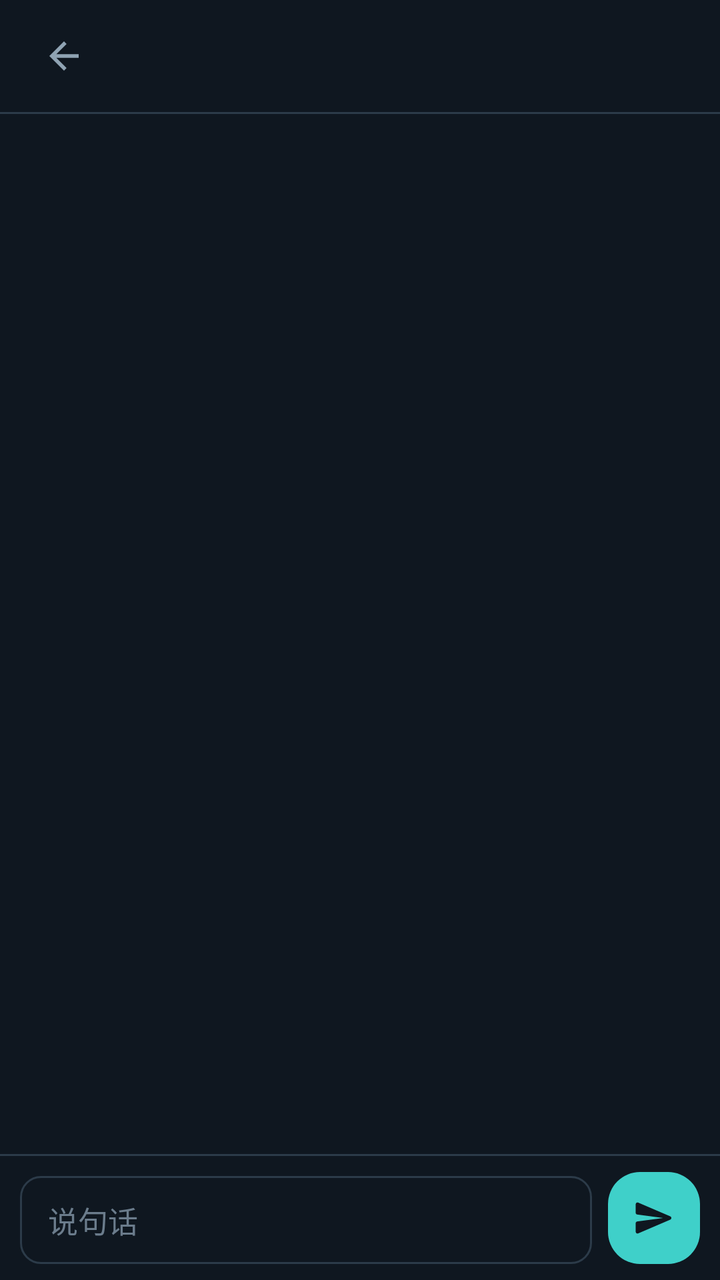
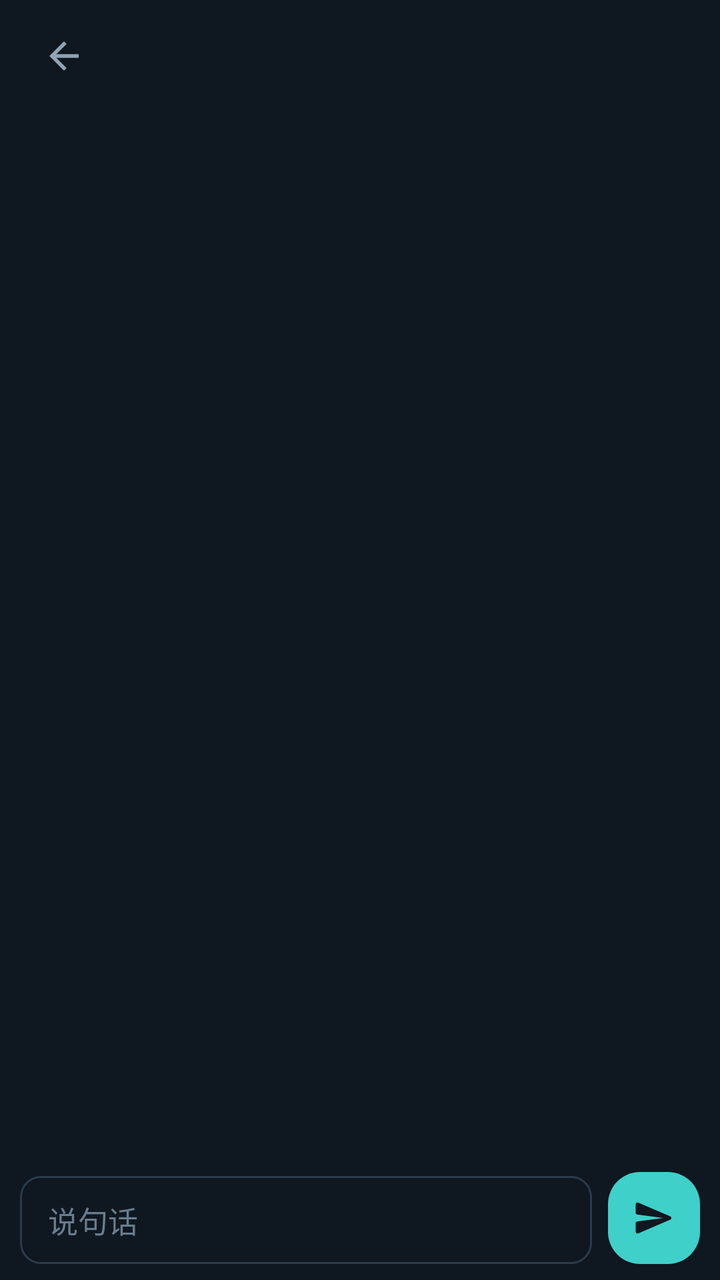

Before-and-after screenshots of an Android layout around one commit, followed by the original layout XML and the change that was made.
<!-- AndroidManifest.xml: activity theme AppTheme -->
<!-- res/layout/activity_session.xml -->
<?xml version="1.0" encoding="utf-8"?>
<FrameLayout xmlns:android="http://schemas.android.com/apk/res/android"
    android:layout_width="match_parent"
    android:layout_height="match_parent"
    android:background="@color/pet_bg"
    android:fitsSystemWindows="true">

    <LinearLayout
        android:layout_width="match_parent"
        android:layout_height="match_parent"
        android:orientation="vertical">

        <LinearLayout
            android:layout_width="match_parent"
            android:layout_height="56dp"
            android:gravity="center_vertical"
            android:orientation="horizontal"
            android:paddingStart="12dp"
            android:paddingEnd="8dp">

            <ImageView
                android:id="@+id/chatBack"
                android:layout_width="wrap_content"
                android:layout_height="wrap_content"
                android:background="?android:attr/selectableItemBackground"
                android:contentDescription="返回"
                android:padding="9dp"
                android:src="@drawable/ic_back"
                android:tint="@color/pet_text_dim" />

            <TextView
                android:id="@+id/chatTitle"
                android:layout_width="0dp"
                android:layout_height="wrap_content"
                android:layout_weight="1"
                android:ellipsize="end"
                android:maxLines="1"
                android:paddingStart="4dp"
                android:textColor="@color/pet_text"
                android:textSize="15sp" />
        </LinearLayout>

        <View
            android:layout_width="match_parent"
            android:layout_height="1dp"
            android:background="@color/pet_line" />

        <FrameLayout
            android:layout_width="match_parent"
            android:layout_height="0dp"
            android:layout_weight="1">

            <ListView
                android:id="@+id/chatList"
                android:layout_width="match_parent"
                android:layout_height="match_parent"
                android:clipToPadding="false"
                android:listSelector="@android:color/transparent"
                android:paddingTop="6dp"
                android:paddingBottom="12dp"
                android:scrollbars="none"
                android:transcriptMode="alwaysScroll" />

            <TextView
                android:id="@+id/chatEmpty"
                android:layout_width="wrap_content"
                android:layout_height="wrap_content"
                android:layout_gravity="center"
                android:gravity="center"
                android:lineSpacingExtra="4dp"
                android:padding="24dp"
                android:text="还没有消息，说句话开始"
                android:textColor="@color/pet_hint"
                android:textSize="14sp"
                android:visibility="gone" />

            <TextView
                android:id="@+id/chatSending"
                android:layout_width="wrap_content"
                android:layout_height="wrap_content"
                android:layout_gravity="center_horizontal|bottom"
                android:layout_marginBottom="10dp"
                android:text="发送中"
                android:textColor="@color/pet_hint"
                android:textSize="12sp"
                android:visibility="gone" />
        </FrameLayout>

        <View
            android:layout_width="match_parent"
            android:layout_height="1dp"
            android:background="@color/pet_line" />

        <LinearLayout
            android:layout_width="match_parent"
            android:layout_height="wrap_content"
            android:gravity="bottom"
            android:orientation="horizontal"
            android:paddingStart="10dp"
            android:paddingTop="8dp"
            android:paddingEnd="10dp"
            android:paddingBottom="8dp">

            <EditText
                android:id="@+id/chatInput"
                android:layout_width="0dp"
                android:layout_height="wrap_content"
                android:layout_weight="1"
                android:background="@drawable/bg_input"
                android:hint="说句话"
                android:inputType="textCapSentences|textMultiLine"
                android:maxLines="4"
                android:minHeight="44dp"
                android:paddingStart="14dp"
                android:paddingTop="11dp"
                android:paddingEnd="14dp"
                android:paddingBottom="11dp"
                android:textColor="@color/pet_text"
                android:textColorHint="@color/pet_hint"
                android:textSize="15sp" />

            <ImageView
                android:id="@+id/chatSend"
                android:layout_width="46dp"
                android:layout_height="46dp"
                android:layout_marginStart="8dp"
                android:background="@drawable/bg_btn_primary"
                android:contentDescription="发送"
                android:padding="12dp"
                android:src="@drawable/ic_send"
                android:tint="@color/pet_bg" />
        </LinearLayout>
    </LinearLayout>
</FrameLayout>
<!-- resources referenced by this layout -->
<resources>
  <color name="pet_bg">#0F1720</color>
  <color name="pet_hint">#6B7C8C</color>
  <color name="pet_line">#2C3B49</color>
  <color name="pet_text">#E6EEF4</color>
  <color name="pet_text_dim">#8FA3B3</color>
  <!-- drawable bg_btn_primary (drawable) -->
  <?xml version="1.0" encoding="utf-8"?>
  <ripple xmlns:android="http://schemas.android.com/apk/res/android"
      android:color="#4DFFFFFF">
      <item>
          <shape android:shape="rectangle">
              <corners android:radius="16dp" />
              <solid android:color="@color/pet_accent" />
          </shape>
      </item>
  </ripple>
  <!-- drawable bg_input (drawable) -->
  <?xml version="1.0" encoding="utf-8"?>
  <shape xmlns:android="http://schemas.android.com/apk/res/android"
      android:shape="rectangle">
      <corners android:radius="10dp" />
      <solid android:color="@color/pet_bg" />
      <stroke
          android:width="1dp"
          android:color="@color/pet_line" />
  </shape>
  <!-- drawable ic_back (drawable) -->
  <vector xmlns:android="http://schemas.android.com/apk/res/android"
      android:width="22dp"
      android:height="22dp"
      android:viewportWidth="24"
      android:viewportHeight="24">
      <path
          android:fillColor="#FF000000"
          android:pathData="M20,11H7.83l5.59,-5.59L12,4l-8,8 8,8 1.41,-1.41L7.83,13H20v-2z" />
  </vector>
  <!-- drawable ic_send (drawable) -->
  <vector xmlns:android="http://schemas.android.com/apk/res/android"
      android:width="22dp"
      android:height="22dp"
      android:viewportWidth="24"
      android:viewportHeight="24">
      <path
          android:fillColor="#FF000000"
          android:pathData="M3.4,20.4l17.45,-7.48c0.81,-0.35 0.81,-1.49 0,-1.84L3.4,3.6c-0.66,-0.29 -1.39,0.2 -1.39,0.91L2,9.12c0,0.5 0.37,0.93 0.87,0.99L17,12 2.87,13.88c-0.5,0.07 -0.87,0.5 -0.87,1l0.01,4.61c0,0.71 0.73,1.2 1.39,0.91z" />
  </vector>
  <style name="AppTheme" parent="@android:style/Theme.Material.NoActionBar">
          <item name="android:windowBackground">#06131F</item>
          <item name="android:colorAccent">#7ADAFF</item>
          <item name="android:statusBarColor">#06131F</item>
          <item name="android:navigationBarColor">#06131F</item>
      </style>
  <color name="pet_accent">#3FD0C9</color>
</resources>

<!-- the commit's change to res/layout/activity_session.xml (unified diff, before → after) -->
@@ -40,10 +40,19 @@
                 android:textSize="15sp" />
         </LinearLayout>
 
-        <View
+        <TextView
+            android:id="@+id/chatPeek"
             android:layout_width="match_parent"
-            android:layout_height="1dp"
-            android:background="@color/pet_line" />
+            android:layout_height="wrap_content"
+            android:ellipsize="end"
+            android:maxLines="1"
+            android:paddingStart="16dp"
+            android:paddingEnd="16dp"
+            android:paddingBottom="6dp"
+            android:text="在旁听："
+            android:textColor="@color/pet_hint"
+            android:textSize="12sp"
+            android:visibility="gone" />
 
         <FrameLayout
             android:layout_width="match_parent"
@@ -52,6 +61,8 @@
 
             <ListView
                 android:id="@+id/chatList"
+                android:divider="@null"
+                android:dividerHeight="0dp"
                 android:layout_width="match_parent"
                 android:layout_height="match_parent"
                 android:clipToPadding="false"
@@ -85,11 +96,6 @@
                 android:textSize="12sp"
                 android:visibility="gone" />
         </FrameLayout>
-
-        <View
-            android:layout_width="match_parent"
-            android:layout_height="1dp"
-            android:background="@color/pet_line" />
 
         <LinearLayout
             android:layout_width="match_parent"
